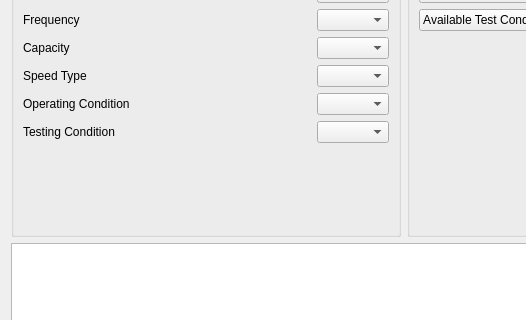
Above: ui_files/Compressor_select_datasheet.ui from OmarZaki96/EGSim before the change; both pictures show x 0 to 526 and y 87 to 407 of the 973 by 681 pixel window. Below: the same form after it.
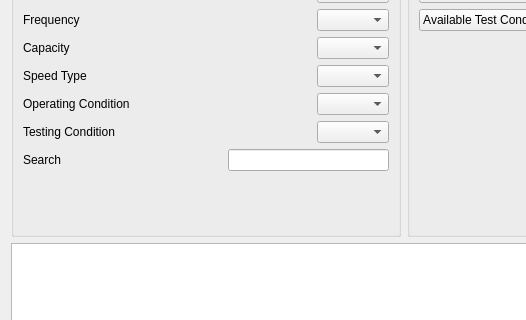
That is the form after the change.

Commit message:
Update import compressor from datasheet tool
Added the ability to search the database using keywords

```diff
--- a/ui_files/Compressor_select_datasheet.ui
+++ b/ui_files/Compressor_select_datasheet.ui
@@ -215,6 +215,33 @@
           </item>
          </layout>
         </item>
+        <item>
+         <layout class="QHBoxLayout" name="horizontalLayout_15">
+          <item>
+           <widget class="QLabel" name="search_keyword_label">
+            <property name="text">
+             <string>Search</string>
+            </property>
+           </widget>
+          </item>
+          <item>
+           <spacer name="horizontalSpacer_15">
+            <property name="orientation">
+             <enum>Qt::Horizontal</enum>
+            </property>
+            <property name="sizeHint" stdset="0">
+             <size>
+              <width>40</width>
+              <height>20</height>
+             </size>
+            </property>
+           </spacer>
+          </item>
+          <item>
+           <widget class="QLineEdit" name="search_keyword"/>
+          </item>
+         </layout>
+        </item>
         <item>
          <spacer name="verticalSpacer_3">
           <property name="orientation">
```
The commit also changes 1 other file.
